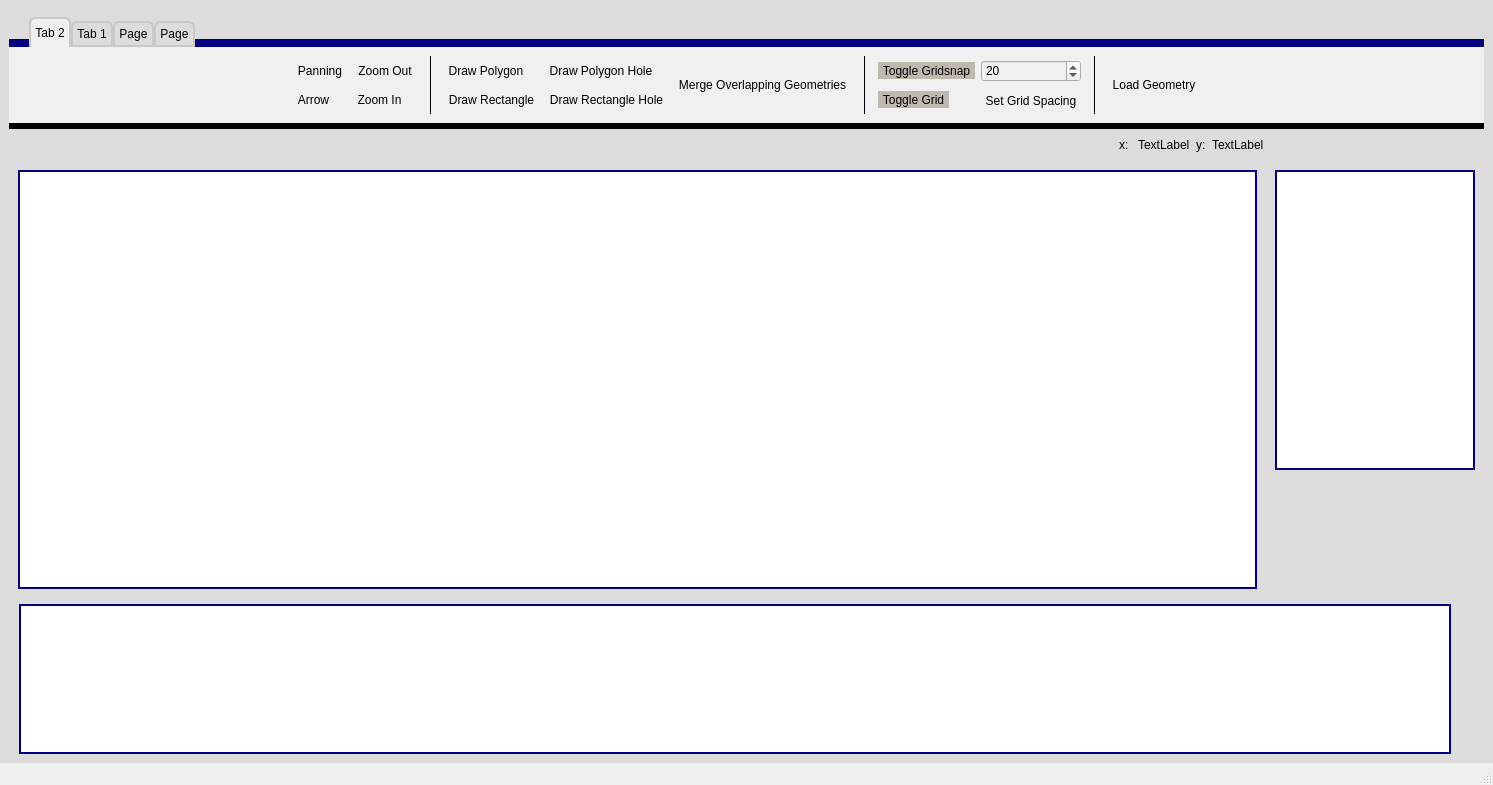
CALFEM/calfem-python, file calfem/editor.ui: the form before one commit.
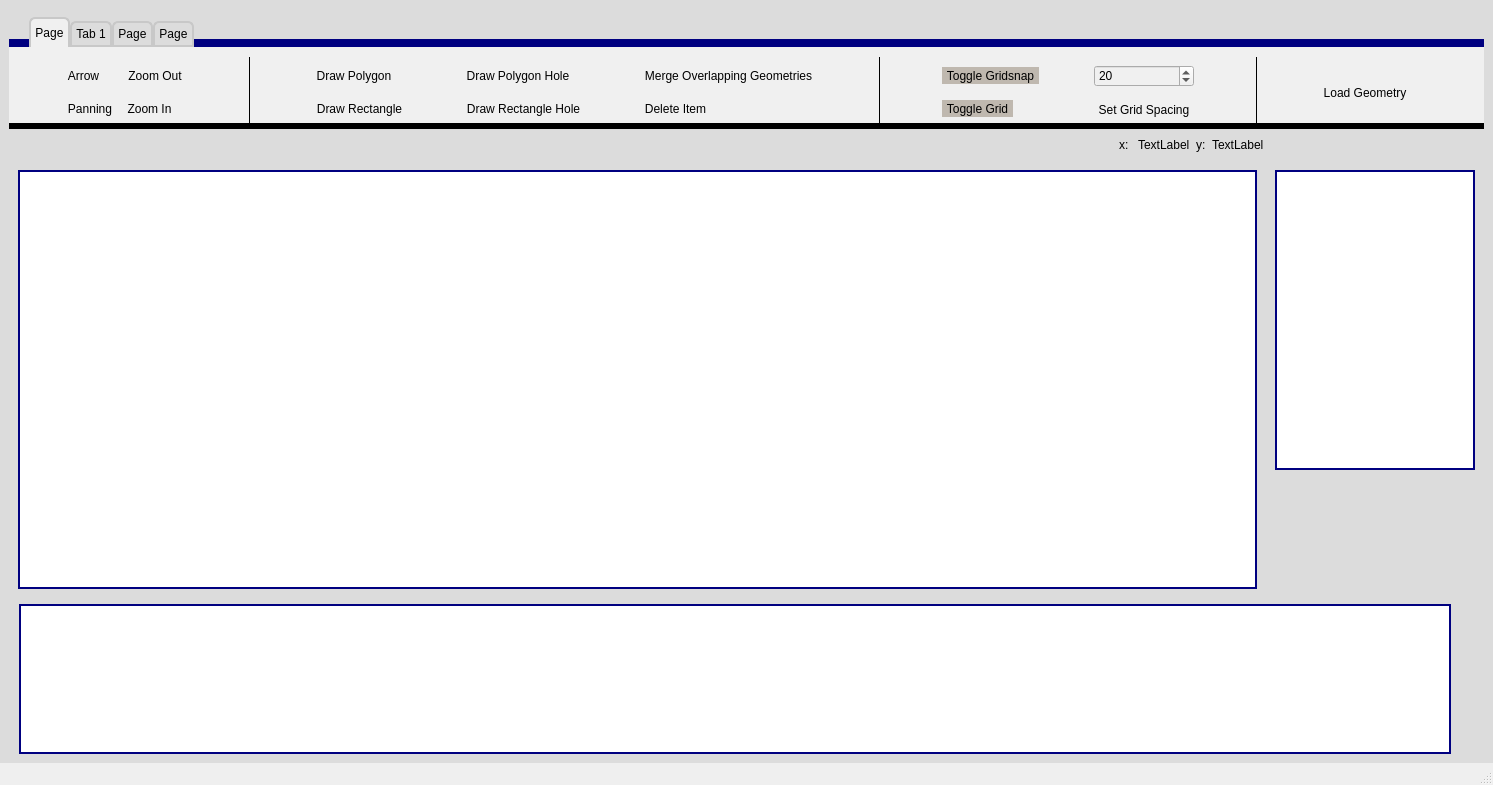
The form after the commit. Icons and pictures are not drawn.

Commit message: CALFEM Geometry editor bug fixing

The edit to the form file:
```diff
--- a/calfem/editor.ui
+++ b/calfem/editor.ui
@@ -83,22 +83,23 @@
        <number>0</number>
       </property>
       <widget class="QWidget" name="tab_2">
-       <property name="focusPolicy">
-        <enum>Qt::ClickFocus</enum>
-       </property>
-       <property name="autoFillBackground">
-        <bool>false</bool>
-       </property>
        <property name="styleSheet">
         <string notr="true">QWidget{
 	background-color: rgb(240, 240, 240);
 }        </string>
        </property>
        <attribute name="title">
-        <string>Tab 2</string>
+        <string>Page</string>
        </attribute>
-       <layout class="QHBoxLayout" name="horizontalLayout_6">
-        <item>
+       <widget class="QWidget" name="layoutWidget">
+        <property name="geometry">
+         <rect>
+          <x>0</x>
+          <y>10</y>
+          <width>1457</width>
+          <height>71</height>
+         </rect>
+        </property>
          <layout class="QHBoxLayout" name="horizontalLayout_2">
           <item>
            <spacer name="horizontalSpacer_3">
@@ -187,40 +188,6 @@
              </widget>
             </item>
             <item row="0" column="0">
-             <widget class="QToolButton" name="panningButtonSurface">
-              <property name="styleSheet">
-               <string notr="true">QToolButton{
-	border: 0px;
-}
-
-QToolButton:pressed {
-     background-color: rgb(185, 211, 220);
-}
-
-QToolButton:hover {
-    background-color: rgba(185, 211, 220,100);
-}
-</string>
-              </property>
-              <property name="text">
-               <string>Panning</string>
-              </property>
-              <property name="icon">
-               <iconset>
-                <normaloff>:/Images/pan.png</normaloff>:/Images/pan.png</iconset>
-              </property>
-              <property name="iconSize">
-               <size>
-                <width>24</width>
-                <height>24</height>
-               </size>
-              </property>
-              <property name="toolButtonStyle">
-               <enum>Qt::ToolButtonTextBesideIcon</enum>
-              </property>
-             </widget>
-            </item>
-            <item row="1" column="0">
              <widget class="QToolButton" name="arrowButtonSurface">
               <property name="cursor">
                <cursorShape>ArrowCursor</cursorShape>
@@ -263,6 +230,74 @@
               </property>
              </widget>
             </item>
+           <item row="1" column="0">
+            <widget class="QToolButton" name="panningButtonSurface">
+             <property name="styleSheet">
+              <string notr="true">QToolButton{
+	border: 0px;
+}
+
+QToolButton:pressed {
+     background-color: rgb(185, 211, 220);
+}
+
+QToolButton:hover {
+    background-color: rgba(185, 211, 220,100);
+}
+</string>
+             </property>
+             <property name="text">
+              <string>Panning</string>
+             </property>
+             <property name="icon">
+              <iconset resource="../../../Exjobb/Examensarbete/resources.qrc">
+               <normaloff>:/Images/pan.png</normaloff>:/Images/pan.png</iconset>
+             </property>
+             <property name="iconSize">
+              <size>
+               <width>24</width>
+               <height>24</height>
+              </size>
+             </property>
+             <property name="toolButtonStyle">
+              <enum>Qt::ToolButtonTextBesideIcon</enum>
+             </property>
+            </widget>
+           </item>
+           <item row="1" column="1">
+            <widget class="QToolButton" name="zoomInButtonSurface">
+             <property name="styleSheet">
+              <string notr="true">QToolButton{
+	border: 0px;
+}
+
+QToolButton:pressed {
+     background-color: rgb(185, 211, 220);
+}
+
+QToolButton:hover {
+    background-color: rgba(185, 211, 220,100);
+}
+</string>
+             </property>
+             <property name="text">
+              <string>Zoom In</string>
+             </property>
+             <property name="icon">
+              <iconset resource="../../../Exjobb/Examensarbete/resources.qrc">
+               <normaloff>:/Images/zoom_in.png</normaloff>:/Images/zoom_in.png</iconset>
+             </property>
+             <property name="iconSize">
+              <size>
+               <width>24</width>
+               <height>24</height>
+              </size>
+             </property>
+             <property name="toolButtonStyle">
+              <enum>Qt::ToolButtonTextBesideIcon</enum>
+             </property>
+            </widget>
+           </item>
            </layout>
           </item>
           <item>
@@ -479,6 +514,40 @@
               </property>
              </widget>
             </item>
+           <item>
+            <widget class="QToolButton" name="deleteButton">
+             <property name="styleSheet">
+              <string notr="true">QToolButton{
+	border: 0px;
+}
+
+QToolButton:pressed {
+     background-color: rgb(185, 211, 220);
+}
+
+QToolButton:hover {
+    background-color: rgba(185, 211, 220,100);
+}
+</string>
+             </property>
+             <property name="text">
+              <string>Delete Item</string>
+             </property>
+             <property name="icon">
+              <iconset resource="../../../Exjobb/Examensarbete/resources.qrc">
+               <normaloff>:/Images/erase.png</normaloff>:/Images/erase.png</iconset>
+             </property>
+             <property name="iconSize">
+              <size>
+               <width>24</width>
+               <height>24</height>
+              </size>
+             </property>
+             <property name="toolButtonStyle">
+              <enum>Qt::ToolButtonTextBesideIcon</enum>
+             </property>
+            </widget>
+           </item>
            </layout>
           </item>
           <item>
@@ -696,8 +765,7 @@
            </layout>
           </item>
          </layout>
-        </item>
-       </layout>
+       </widget>
       </widget>
       <widget class="QWidget" name="tab">
        <property name="styleSheet">
```
Left out of the diff: 104 changed lines with no effect on the pictures. Lines whose indentation alone changed are shown as unchanged. The commit also changes 4 other files.
